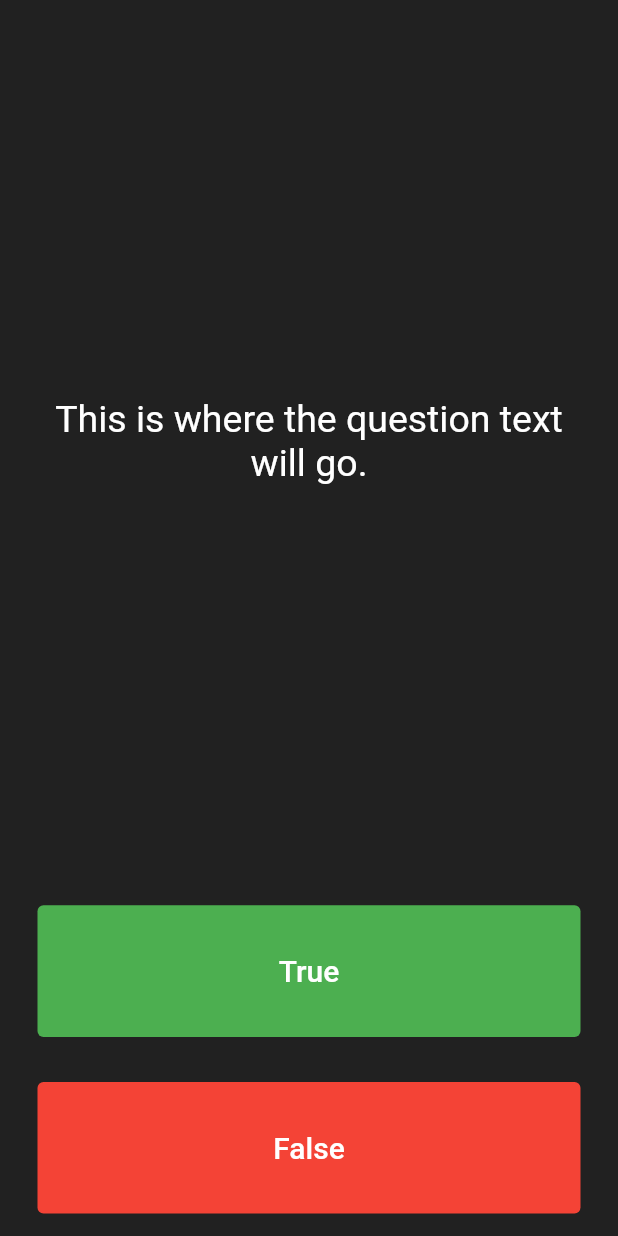
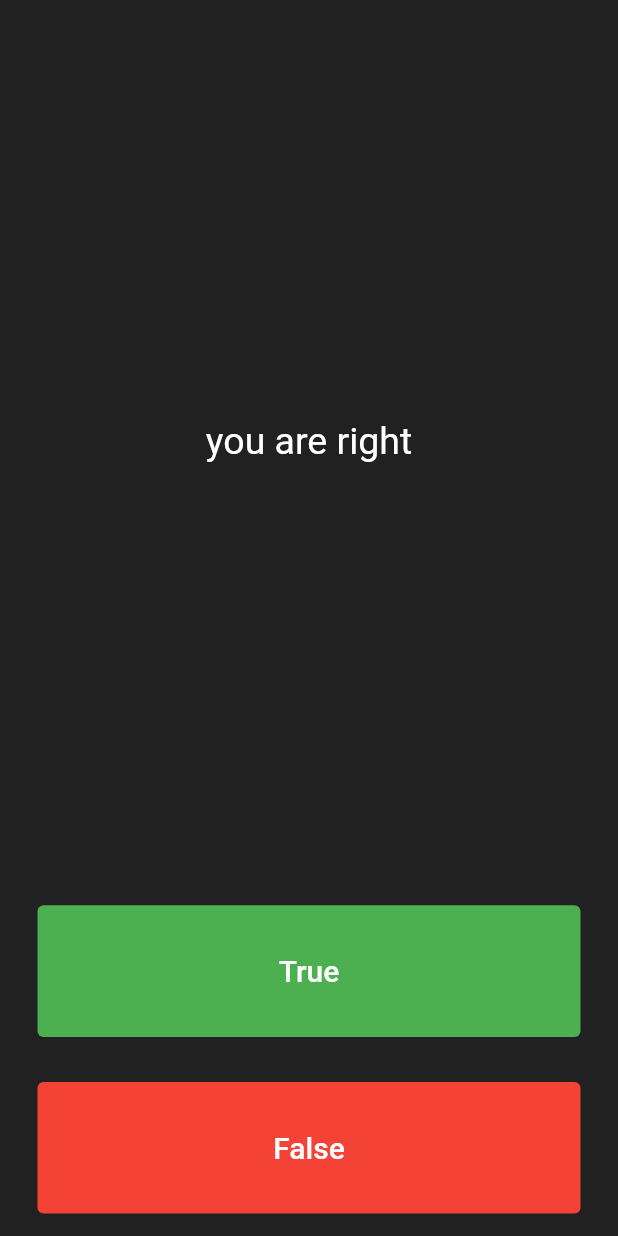
Before and after one commit to RutvikLakum/quiz_flutter, a Flutter app: the screen it shows after launch, after a tap on "True", on a phone screen of 412 x 824 dp. Run offline on Flutter 3.47's test engine with Material 2 defaults, Android fonts, the phone set to English and light mode, and no system bars.

```diff
--- a/lib/main.dart
+++ b/lib/main.dart
@@ -1,4 +1,5 @@
 import 'package:flutter/material.dart';
+import 'package:quiz_flutter/question.dart';
 
 void main() => runApp(Quizzler());
 
@@ -25,21 +26,36 @@ class QuizPage extends StatefulWidget {
 }
 
 class _QuizPageState extends State<QuizPage> {
+
+List<Icon> scoreKeeper = [];
+
+
+List<Question> questionBank = [
+  Question(q: 'you are wrong', a: false),
+  Question(q: 'you are right', a: true),
+  Question(q: 'you are wrong', a: false),
+];
+
+
+
+int questionNumber=0;
+
+
   @override
   Widget build(BuildContext context) {
     return Column(
       mainAxisAlignment: MainAxisAlignment.spaceBetween,
       crossAxisAlignment: CrossAxisAlignment.stretch,
       children: <Widget>[
-         const Expanded(
+          Expanded(
           flex: 5,
           child: Padding(
             padding: EdgeInsets.all(10.0),
             child: Center(
               child: Text(
-                'This is where the question text will go.',
+            questionBank[questionNumber].questionText,
                 textAlign: TextAlign.center,
-                style: TextStyle(
+                style: const TextStyle(
                   fontSize: 25.0,
                   color: Colors.white,
                 ),
@@ -62,7 +78,22 @@ class _QuizPageState extends State<QuizPage> {
                 ),
               ),
               onPressed: () {
-                //The user picked true.
+
+bool correctanswer = questionBank[questionNumber].questionAnswer;
+
+
+if (correctanswer ==true){
+print('user got it right');
+
+}else{
+  print('user got it wrong');
+}
+
+
+                setState(() {
+                  questionNumber++;
+                });
+                print(questionNumber);
               },
             ),
           ),
@@ -82,12 +113,27 @@ class _QuizPageState extends State<QuizPage> {
                 ),
               ),
               onPressed: () {
-                //The user picked false.
+                bool correctanswer = questionBank[questionNumber].questionAnswer;
+
+
+if (correctanswer ==false){
+print('user got it right');
+
+}else{
+  print('user got it wrong');}
+
+               setState(() {
+                 questionNumber++;
+
+                });
+                print(questionNumber);
               },
             ),
           ),
         ),
-
+       Row(
+         children: scoreKeeper
+       )
       ],
     );
   }
--- /dev/null
+++ b/lib/question.dart
@@ -0,0 +1,9 @@
+class Question {
+  late String questionText;
+  late bool questionAnswer;
+
+  Question({required String q, required bool a}) {
+    questionText = q;
+    questionAnswer = a;
+  }
+}
```
